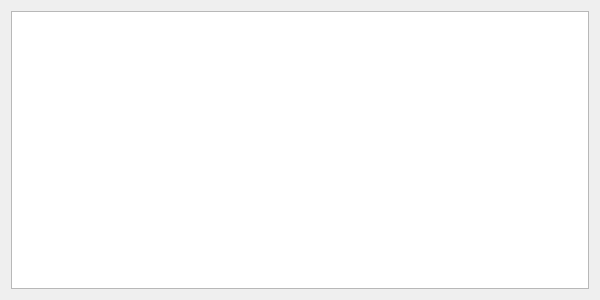
Old version of the form live_output_widget.ui in the repository Ulaaka/Desktop-based-financial-application-for-personal-finance.
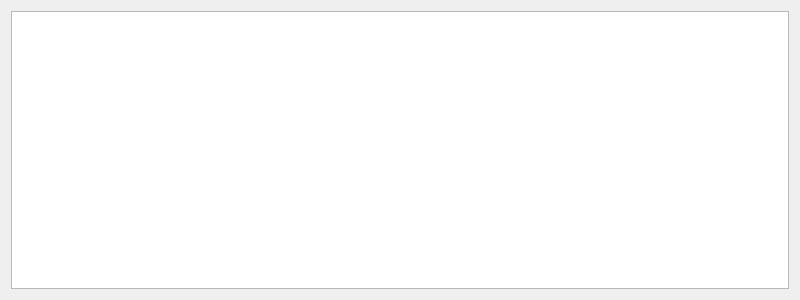
New version of the form.

Commit message: debugged output print

What changed in the file:
```diff
--- a/live_output_widget.ui
+++ b/live_output_widget.ui
@@ -6,13 +6,13 @@
    <rect>
     <x>0</x>
     <y>0</y>
-    <width>600</width>
+    <width>800</width>
     <height>300</height>
    </rect>
   </property>
   <property name="minimumSize">
    <size>
-    <width>600</width>
+    <width>800</width>
     <height>300</height>
    </size>
   </property>
@@ -22,12 +22,6 @@
   <layout class="QVBoxLayout" name="verticalLayout">
    <item>
     <widget class="QTextEdit" name="textEdit">
-     <property name="maximumSize">
-      <size>
-       <width>700</width>
-       <height>500</height>
-      </size>
-     </property>
      <property name="readOnly">
       <bool>true</bool>
      </property>
```
The commit also changes 3 other files.
